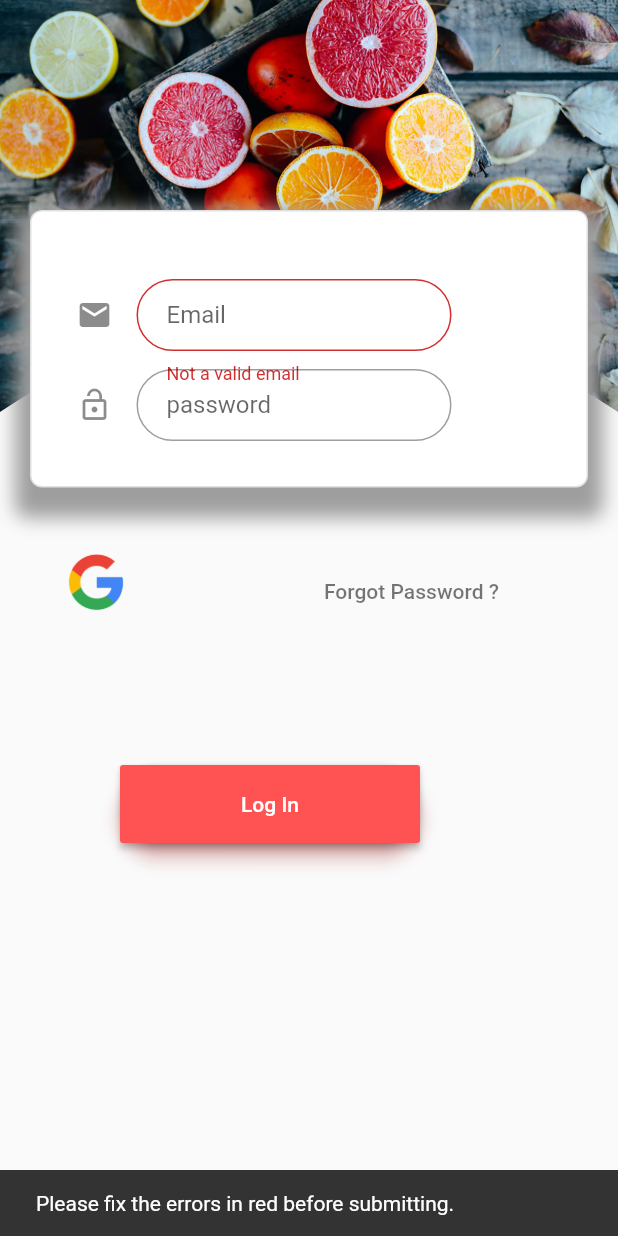
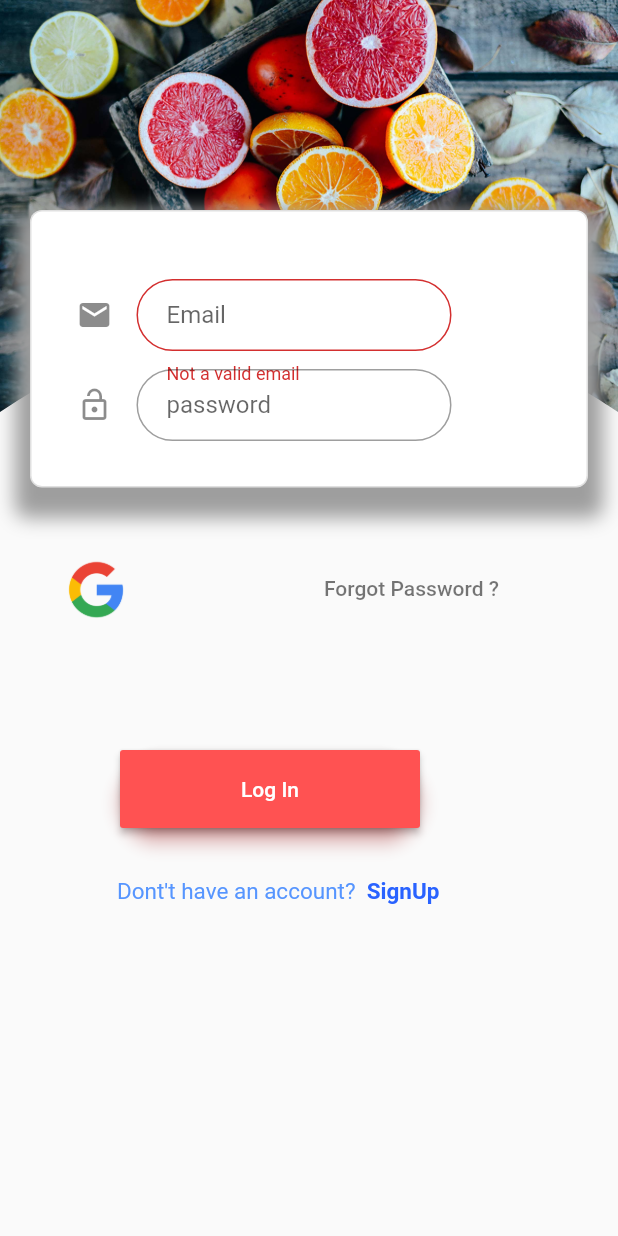
Before and after one commit to vishweshsoni/v_signin, a Flutter app: the screen it shows after launch, after a tap on "Log In", on a phone screen of 412 x 824 dp. Run offline on Flutter 3.47's test engine with Material 2 defaults, Android fonts, the phone set to English and light mode, and no system bars; our stand-ins replace firebase_auth, google_sign_in; accounts and stored records are empty; Roboto replaces fonts that are missing (Nunito).

Commit message:
Signup and some designs

```diff
--- a/lib/login_image.dart
+++ b/lib/login_image.dart
@@ -8,21 +8,14 @@ import 'package:firebase_auth/firebase_auth.dart';
 import 'package:flutter/services.dart';
 import 'package:google_sign_in/google_sign_in.dart';
 
-class LoginPage extends StatefulWidget{
+class LoginPage extends StatefulWidget {
   static String tag = 'login-page';
-   const LoginPage({Key key}) : super(key : key);
+  const LoginPage({Key key}) : super(key: key);
   @override
   _LoginPageState createState() => new _LoginPageState();
-
-
 }
 
-
-
-
-class _LoginPageState extends State<LoginPage>{
-
-
+class _LoginPageState extends State<LoginPage> {
   BuildContext context;
   final GlobalKey<FormState> formKey = new GlobalKey<FormState>();
   final GlobalKey<ScaffoldState> _scaffoldKey = new GlobalKey<ScaffoldState>();
@@ -36,29 +29,24 @@ class _LoginPageState extends State<LoginPage>{
   bool autovalidate = false;
   Validation validations = new Validation();
 
-
-    //another sunmit method easy
-    void _submit(){
+  //another submit method easy
+  void _submit() {
     final form = formKey.currentState;
-      if(form.validate()){
+    if (form.validate()) {
       form.save();
       _performLogin();
     }
   }
 
-    void _performLogin(){
-      userAuth.varifyUser(user).then((onValue){
-        if (onValue == "Login Successfull")
-          Navigator.of(context).pushNamed(HomePage.tag);
-        else
-          showInSnackBar(onValue);
-      }).catchError((PlatformException onError) {
-        showInSnackBar(onError.message);
-      });
-
-
-      final snackbar = new SnackBar(
-          content:new Text('email : $user.email,password:$user.password'));
+  void _performLogin() async {
+    try {
+      FirebaseUser user = await FirebaseAuth.instance
+          .signInWithEmailAndPassword(email: _email, password: _password);
+    } catch (e) {
+      print("error: $e");
+    }
+    final snackbar =
+        new SnackBar(content: new Text('email : $_email,password:$_password'));
     _scaffoldKey.currentState.showSnackBar(snackbar);
   }
 
@@ -67,32 +55,13 @@ class _LoginPageState extends State<LoginPage>{
         .showSnackBar(new SnackBar(content: new Text(value)));
   }
 
-    void _handleSubmitted() {
-      final FormState form = formKey.currentState;
-      if (!form.validate()) {
-        autovalidate = true; // Start validating on every change.
-        showInSnackBar('Please fix the errors in red before submitting.');
-      } else {
-        form.save();
-        userAuth.varifyUser(user).then((onValue) {
-          if (onValue == "Login Successfull")
-            Navigator.of(context).pushNamed(HomePage.tag);
-          else
-            showInSnackBar(onValue);
-        }).catchError((PlatformException onError) {
-          showInSnackBar(onError.message);
-        });
-      }}
-
-
-
-
+  bool _flag = false;
   FirebaseAuth _auth = FirebaseAuth.instance;
   GoogleSignIn googleSignIn = new GoogleSignIn();
   //auto signin method
-  Future<FirebaseUser> _signIn() async{
+  Future<FirebaseUser> _signIn() async {
     GoogleSignInAccount googleSignInAccount = await googleSignIn.signIn();
-    GoogleSignInAuthentication gSA =await googleSignInAccount.authentication;
+    GoogleSignInAuthentication gSA = await googleSignInAccount.authentication;
 
     FirebaseUser user = await _auth.signInWithGoogle(
       idToken: gSA.idToken,
@@ -101,21 +70,25 @@ class _LoginPageState extends State<LoginPage>{
 
     print("User name :${user.displayName}");
     return user;
-
   }
-
-
 
   @override
   Widget build(BuildContext context) {
-    Validation validations =new Validation();
+    Validation validations = new Validation();
     this.context = context;
+
     final image = Container(
-      child: new ClipPath(
+      child: new Stack(
+        children: <Widget>[
+          new ClipPath(
             child: new Image.asset('images/food.jpg'),
             clipper: new BottomClipper(),
           ),
+
+        ],
+      ),
     );
+
     final box = Container(
       child: new Container(
         child: Row(
@@ -123,9 +96,9 @@ class _LoginPageState extends State<LoginPage>{
             new Stack(
               children: <Widget>[
                 new Container(
-                  height:250.0,
+                  height: 250.0,
                   width: 250.0,
-                  margin: new EdgeInsets.only(top: 45.0,left: 30.0),
+                  margin: new EdgeInsets.only(top: 45.0, left: 30.0),
                   child: new Form(
                     key: formKey,
                     autovalidate: autovalidate,
@@ -137,39 +110,37 @@ class _LoginPageState extends State<LoginPage>{
 //                      onSaved: (String email){
 //                        user.email =email;
 //                      },
-                        validator: (val)=>
-                        !val.contains('@')?'Not a valid email':null,
-                        onSaved: (val)=>user.email = val.toString(),
+                      validator: (val) =>
+                          !val.contains('@') ? 'Not a valid email' : null,
+                      onSaved: (val) => _email = val,
                       decoration: InputDecoration(
                         icon: new Icon(Icons.email),
                         hintText: 'Email',
-                        contentPadding: EdgeInsets.fromLTRB(20.0, 10.0, 20.0, 10.0),
-                        border: OutlineInputBorder(borderRadius: BorderRadius.circular(32.0)),
+                        contentPadding:
+                            EdgeInsets.fromLTRB(20.0, 10.0, 20.0, 10.0),
+                        border: OutlineInputBorder(
+                            borderRadius: BorderRadius.circular(32.0)),
                       ),
                     ),
                   ),
                 ),
                 new Container(
-                  height:100.0,
+                  height: 100.0,
                   width: 250.0,
-
-                  margin: new EdgeInsets.only(top:105.0,left:30.0 ),
+                  margin: new EdgeInsets.only(top: 105.0, left: 30.0),
                   child: TextFormField(
                     autofocus: false,
                     obscureText: true,
-//                    validator: validations.validatePassword,
-//                    onSaved: (String password){
-//                      user.password =password;
-//                    },
-                      validator: (val)=>
-                        val.length<6 ?'password too short':null,
-                    onSaved: (val)=> user.password = val.toString(),
+                    validator: (val) =>
+                        val.length < 6 ? 'password too short' : null,
+                    onSaved: (val) => _password = val,
                     decoration: InputDecoration(
                       icon: new Icon(Icons.lock_open),
                       hintText: 'password',
-                      contentPadding: EdgeInsets.fromLTRB(20.0, 10.0, 20.0, 10.0),
-                      border: OutlineInputBorder(borderRadius: BorderRadius.circular(32.0)),
-
+                      contentPadding:
+                          EdgeInsets.fromLTRB(20.0, 10.0, 20.0, 10.0),
+                      border: OutlineInputBorder(
+                          borderRadius: BorderRadius.circular(32.0)),
                     ),
                   ),
                 ),
@@ -179,49 +150,39 @@ class _LoginPageState extends State<LoginPage>{
         ),
       ),
       height: 185.0,
-      margin: new EdgeInsets.only(left: 20.0,top:140.0,right: 20.0),
+      margin: new EdgeInsets.only(left: 20.0, top: 140.0, right: 20.0),
       decoration: new BoxDecoration(
         color: Colors.white,
-
         shape: BoxShape.rectangle,
-          border: new Border.all(
-            color: Colors.black12
-          ),
+        border: new Border.all(color: Colors.black12),
         borderRadius: new BorderRadius.circular(8.0),
-
         boxShadow: <BoxShadow>[
-
           new BoxShadow(
             color: Colors.grey,
             spreadRadius: 10.0,
-
             blurRadius: 10.0,
             offset: new Offset(0.0, 10.0),
           ),
         ],
       ),
-
     );
 
-
     //Forget password?
-    final forget =  new Container(
-      margin:EdgeInsets.only(top:370.0,left: 200.0),
+    final forget = new Container(
+      margin: EdgeInsets.only(top: 368.0, left: 200.0),
       child: FlatButton(
-
         child: Text(
-
           'Forgot Password ?',
           style: TextStyle(
             color: Colors.black54,
           ),
-        ), onPressed: () {},
+        ),
+        onPressed: () {},
       ),
     );
 
     final login = Padding(
-
-      padding: EdgeInsets.only(top:510.0,left: 80.0),
+      padding: EdgeInsets.only(top: 500.0, left: 80.0),
       child: Material(
         borderRadius: BorderRadius.circular(30.0),
         shadowColor: Colors.redAccent.shade200,
@@ -229,34 +190,61 @@ class _LoginPageState extends State<LoginPage>{
         child: MaterialButton(
           minWidth: 200.0,
           height: 52.0,
-          onPressed: () => _handleSubmitted(),
-//          onPressed: _submit,
+          onPressed: _submit,
           color: Colors.redAccent,
-          child: Text('Log In',style: TextStyle(color: Colors.white),),
+          child: Text(
+            'Log In',
+            style: TextStyle(color: Colors.white),
           ),
-
+        ),
       ),
     );
 
     final Glogin = Padding(
+      padding: EdgeInsets.only(top: 367.0, left: 20.0),
+      child: MaterialButton(
+        child: Image.asset(
+          'images/google.png',
+          height: 52.00,
+          width: 40.0,
+        ),
+        onPressed: () => _signIn()
+            .then((FirebaseUser user) =>
+                Navigator.of(context).pushNamed(HomePage.tag))
+            .catchError((e) => print(e)),
+      ),
+    );
+    final signup = Container(
+      margin: EdgeInsets.only(top: 570.0, left: 62.0),
+      child: new FlatButton(
+        child: RichText(
+          text: new TextSpan(
+            children: <TextSpan>[
+              new TextSpan(
+                 text: 'Dont\'t have an account? ',
+                 style: new TextStyle(color: Colors.blueAccent.withOpacity(0.9),fontSize: 15.0),
+              ),
+              new TextSpan(
+                text: ' SignUp',
+                style: new TextStyle(color: Colors.blueAccent.shade700,
+                    fontSize: 15.0,
+                    fontWeight: FontWeight.bold),
 
-            padding: EdgeInsets.only(top : 362.0,left: 20.0),
-      child: MaterialButton(
+              ),
+            ],
+
+          ),
 
 
-        child: Image.asset('images/google.png',
-                            height: 52.00,
-                            width: 40.0,),
-               onPressed: ()=> _signIn()
-                 .then((FirebaseUser user)=>Navigator.of(context).pushNamed(HomePage.tag))
-                 .catchError((e)=>print(e)),
+        ),
+        onPressed: () => print("signup"),
+      ),
 
-      ),
     );
+
     return Scaffold(
         key: _scaffoldKey,
-      body:
-      new Container(
+        body: new Container(
           child: Stack(
             children: <Widget>[
               image,
@@ -264,32 +252,26 @@ class _LoginPageState extends State<LoginPage>{
               forget,
               login,
               Glogin,
+              signup
             ],
-
           ),
-      )
-    );
-
+        ));
   }
 }
 
-class BottomClipper extends CustomClipper<Path>
-{
+class BottomClipper extends CustomClipper<Path> {
   @override
   Path getClip(Size size) {
     Path path = new Path();
     path.lineTo(0.0, size.height);
 
-  var firstControlPoint = new Offset(size.width/2.0, size.height/2.0);
+    var firstControlPoint = new Offset(size.width / 2.0, size.height / 2.0);
     var firstEndPoint = new Offset(size.width, size.height);
 
     path.quadraticBezierTo(firstControlPoint.dx, firstControlPoint.dy,
         firstEndPoint.dx, firstEndPoint.dy);
 
-
-
-
-  path.lineTo(size.width, size.height-40);
+    path.lineTo(size.width, size.height - 40);
     path.lineTo(size.width, 0.0);
     path.close();
     return path;
```
Lines whose indentation alone changed are shown as unchanged.
